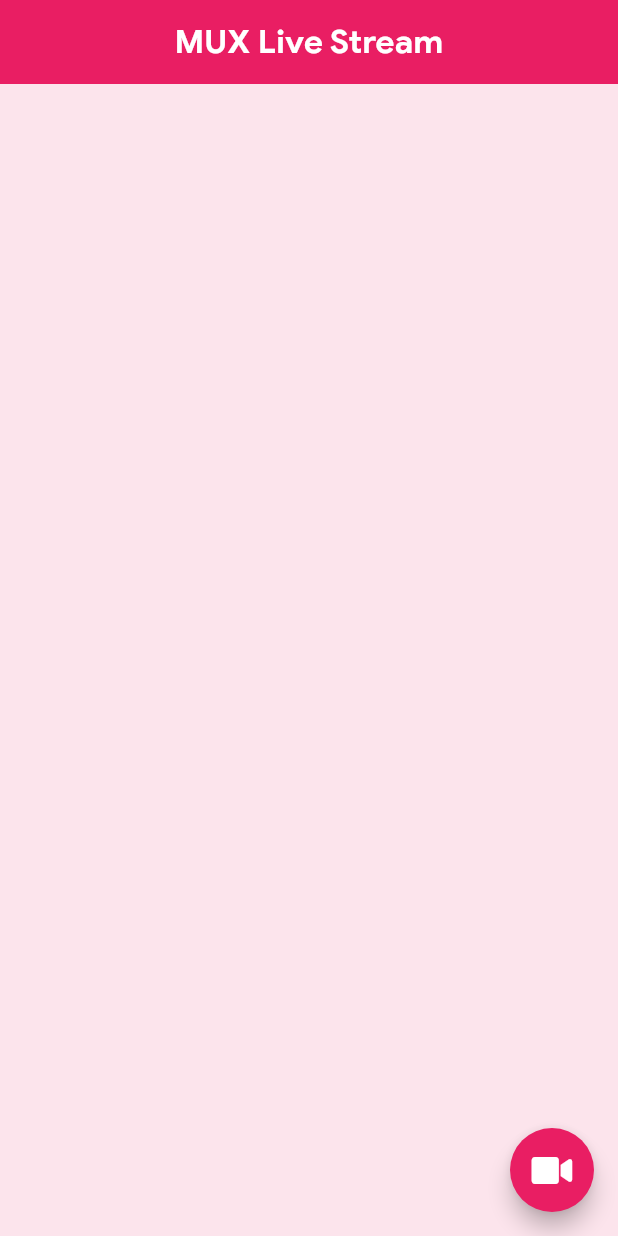
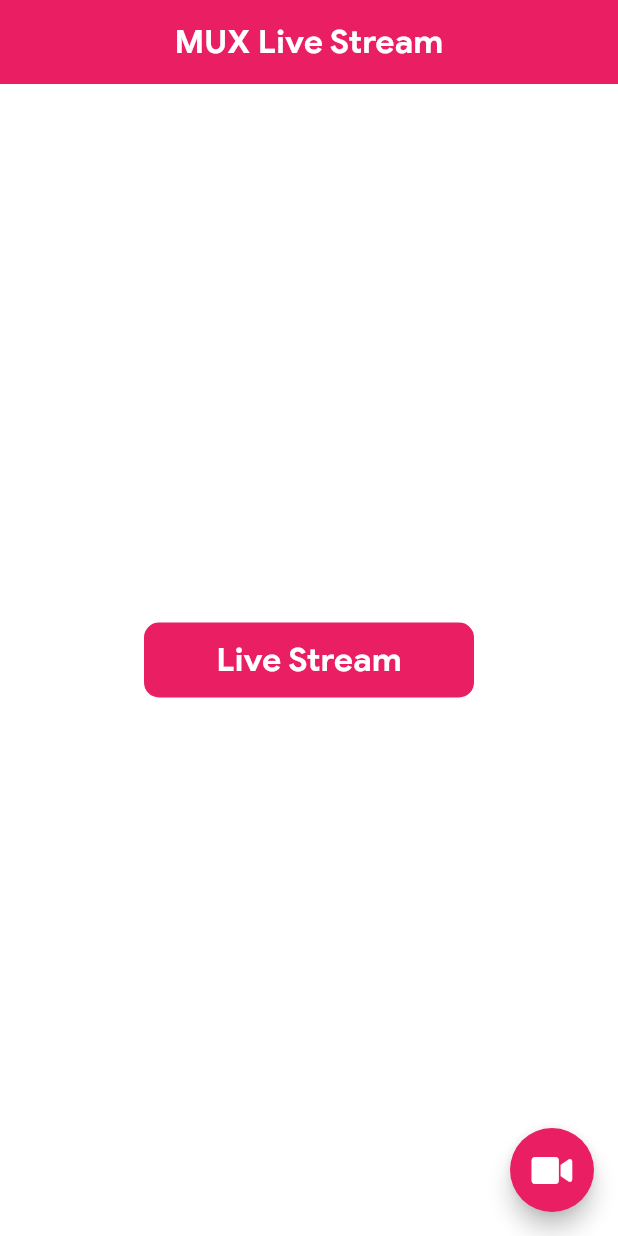
Before and after one commit to cliscano77/flutter-live-streaming, a Flutter app: the screen it shows after launch, on a phone screen of 412 x 824 dp. Run offline on Flutter 3.47's test engine with Material 2 defaults, Android fonts, the phone set to English and light mode, and no system bars; our stand-ins replace dio, font_awesome_flutter, permission_handler, video_player, wakelock; missing offline and left inert: video_stream.

Commit message:
Show Live Streaming

```diff
--- a/lib/screen/dashboard_page.dart
+++ b/lib/screen/dashboard_page.dart
@@ -2,6 +2,7 @@ import 'package:flutter/material.dart';
 import 'package:flutter/services.dart';
 import 'package:font_awesome_flutter/font_awesome_flutter.dart';
 import 'package:live_streaming/screen/live_stream_page.dart';
+import 'package:live_streaming/screen/playback_page.dart';
 
 
 class DashboardPage extends StatefulWidget {
@@ -15,7 +16,7 @@ class _DashboardPageState extends State<DashboardPage> {
   @override
   Widget build(BuildContext context) {
     return Scaffold(
-      backgroundColor: Colors.pink.shade50,
+      backgroundColor: Colors.white,
       appBar: AppBar(
         systemOverlayStyle: const SystemUiOverlayStyle(
           statusBarColor: Colors.transparent,
@@ -42,7 +43,34 @@ class _DashboardPageState extends State<DashboardPage> {
         },
         child: const FaIcon(FontAwesomeIcons.video),
       ),
-
+      body: Center(
+        child: InkWell(
+          onTap: (){
+            Navigator.of(context).push(
+              MaterialPageRoute(
+                builder: (context) => const PlaybackPage(),
+              ),
+            );
+          },
+          child: Container(
+            alignment: Alignment.center,
+            width: 220,
+            height: 50,
+            decoration: BoxDecoration(
+              color: Colors.pink,
+              borderRadius: BorderRadius.circular(10),
+            ),
+            child: const Text(
+              'Live Stream',
+              style: TextStyle(
+                fontSize: 22,
+                color: Colors.white,
+                fontWeight: FontWeight.w600,
+              ),
+            )
+          )
+        )
+      )
     );
   }
 }
```
Also changed, not shown: lib/screen/live_stream_page.dart (+8 -16 lines), lib/screen/playback_page.dart (+60 -0 lines).
